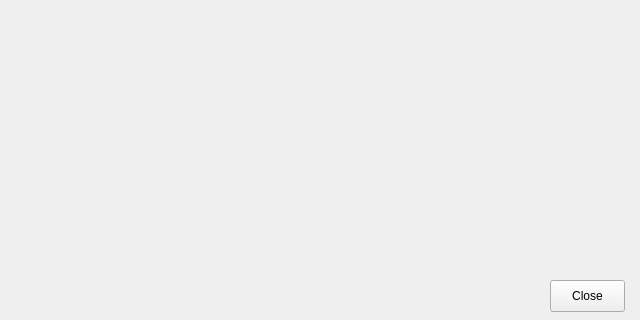
This is wallet/designer/onboarding.ui in HarukaMa/aleo-wallet as Qt 5 draws it before an edit; both pictures show x 0 to 640 and y 160 to 480 of the 640 by 480 pixel window. The edited form follows.
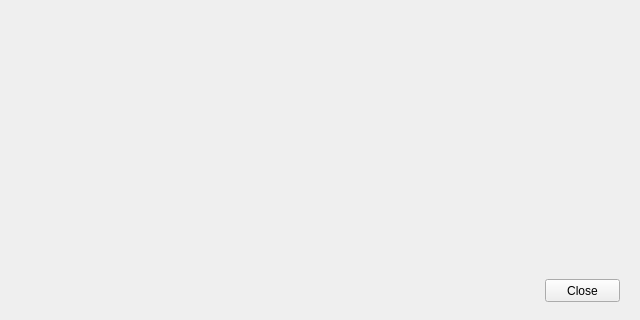
This is the edited form. Custom widgets are drawn as their Qt base class.

Commit message: add cross-platform button

Patch:
```diff
--- a/wallet/designer/onboarding.ui
+++ b/wallet/designer/onboarding.ui
@@ -25,20 +25,61 @@
      <property name="windowTitle">
          <string>Wallet Setup</string>
      </property>
-     <widget class="QPushButton" name="pushButton">
+  <widget class="QWidget" name="horizontalLayoutWidget">
          <property name="geometry">
              <rect>
-                 <x>550</x>
-                 <y>440</y>
-                 <width>75</width>
-                 <height>32</height>
-             </rect>
-         </property>
+     <x>9</x>
+     <y>430</y>
+     <width>621</width>
+     <height>41</height>
+    </rect>
+   </property>
+   <layout class="QHBoxLayout" name="horizontalLayout">
+    <property name="rightMargin">
+     <number>10</number>
+    </property>
+    <item>
+     <spacer name="horizontalSpacer">
+      <property name="orientation">
+       <enum>Qt::Horizontal</enum>
+      </property>
+      <property name="sizeHint" stdset="0">
+       <size>
+        <width>40</width>
+        <height>20</height>
+       </size>
+      </property>
+     </spacer>
+    </item>
+    <item>
+     <widget class="CrossPushButton" name="pushButton">
+      <property name="minimumSize">
+       <size>
+        <width>0</width>
+        <height>23</height>
+       </size>
+      </property>
+      <property name="maximumSize">
+       <size>
+        <width>75</width>
+        <height>16777215</height>
+       </size>
+      </property>
          <property name="text">
              <string>Close</string>
          </property>
      </widget>
- </widget>
+    </item>
+   </layout>
+  </widget>
+ </widget>
+ <customwidgets>
+  <customwidget>
+   <class>CrossPushButton</class>
+   <extends>QPushButton</extends>
+   <header>..widgets/cross_button</header>
+  </customwidget>
+ </customwidgets>
  <resources/>
  <connections/>
 </ui>
```
Lines whose indentation alone changed are shown as unchanged. The commit also changes 2 other files.
